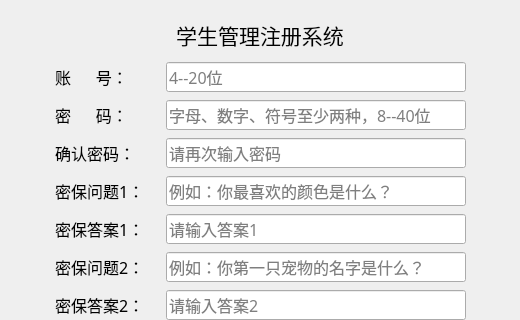
mzqyx09110117/StudentManagementSystem_Qt, file registerdialog.ui: the form before one commit; both pictures show x 0 to 520 and y 0 to 320 of the 520 by 480 pixel window.
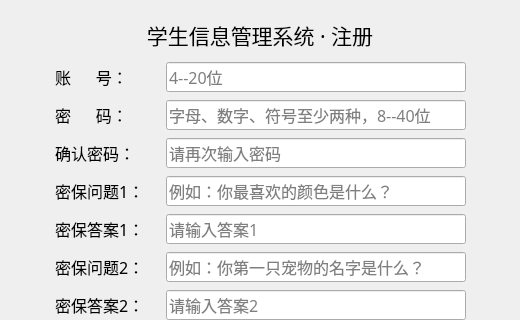
The form after the commit.

Commit message: 重构数据库层并完成学生信息管理系统课程设计

What changed in the file:
```diff
--- a/registerdialog.ui
+++ b/registerdialog.ui
@@ -53,7 +53,7 @@
     </font>
    </property>
    <property name="text">
-    <string>学生管理注册系统</string>
+    <string>学生信息管理系统 · 注册</string>
    </property>
    <property name="alignment">
     <set>Qt::AlignmentFlag::AlignCenter</set>
```
The commit also changes 86 other files.
